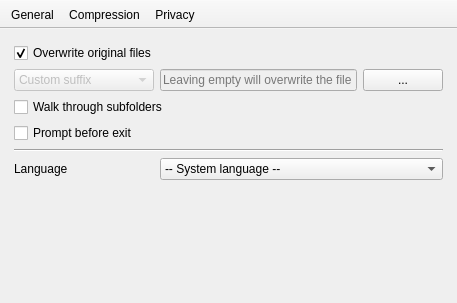
First picture: the form in preferencedialog.ui, repository Lymphatus/CaesiumPH, before the edit.
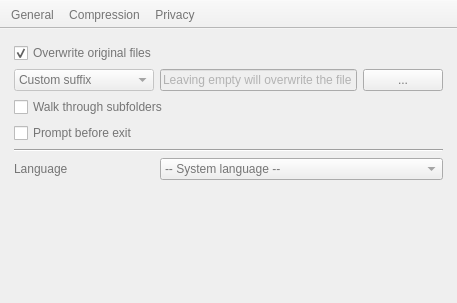
Second picture: the form after the edit. Icons and pictures are not drawn.

Commit message: Style improvements for WIndows

Diff of the .ui file:
```diff
--- a/preferencedialog.ui
+++ b/preferencedialog.ui
@@ -16,6 +16,9 @@
   <property name="windowTitle">
    <string>Preferences</string>
   </property>
+  <property name="styleSheet">
+   <string notr="true">color: #757575;</string>
+  </property>
   <property name="locale">
    <locale language="English" country="UnitedStates"/>
   </property>
@@ -39,7 +42,7 @@
     <item>
      <layout class="QVBoxLayout" name="verticalLayout">
       <property name="spacing">
-       <number>-1</number>
+       <number>6</number>
       </property>
       <item>
        <widget class="QStackedWidget" name="stackedWidget">
@@ -55,7 +58,7 @@
         <widget class="QWidget" name="generalPage">
          <layout class="QVBoxLayout" name="verticalLayout_4">
           <property name="spacing">
-           <number>-1</number>
+           <number>6</number>
           </property>
           <property name="leftMargin">
            <number>0</number>
@@ -75,7 +78,7 @@
              <enum>QLayout::SetMaximumSize</enum>
             </property>
             <property name="verticalSpacing">
-             <number>-1</number>
+             <number>6</number>
             </property>
             <item row="5" column="0">
              <widget class="QLabel" name="languageLabel">
@@ -137,6 +140,9 @@
               <property name="styleSheet">
                <string notr="true"/>
               </property>
+              <property name="frame">
+               <bool>true</bool>
+              </property>
               <item>
                <property name="text">
                 <string>Custom suffix</string>
@@ -159,6 +165,9 @@
               <property name="text">
                <string notr="true">...</string>
               </property>
+              <property name="flat">
+               <bool>false</bool>
+              </property>
              </widget>
             </item>
             <item row="5" column="1" colspan="2">
```
Left out of the diff: 3 changed lines with no effect on the pictures. The commit also changes 8 other files.
